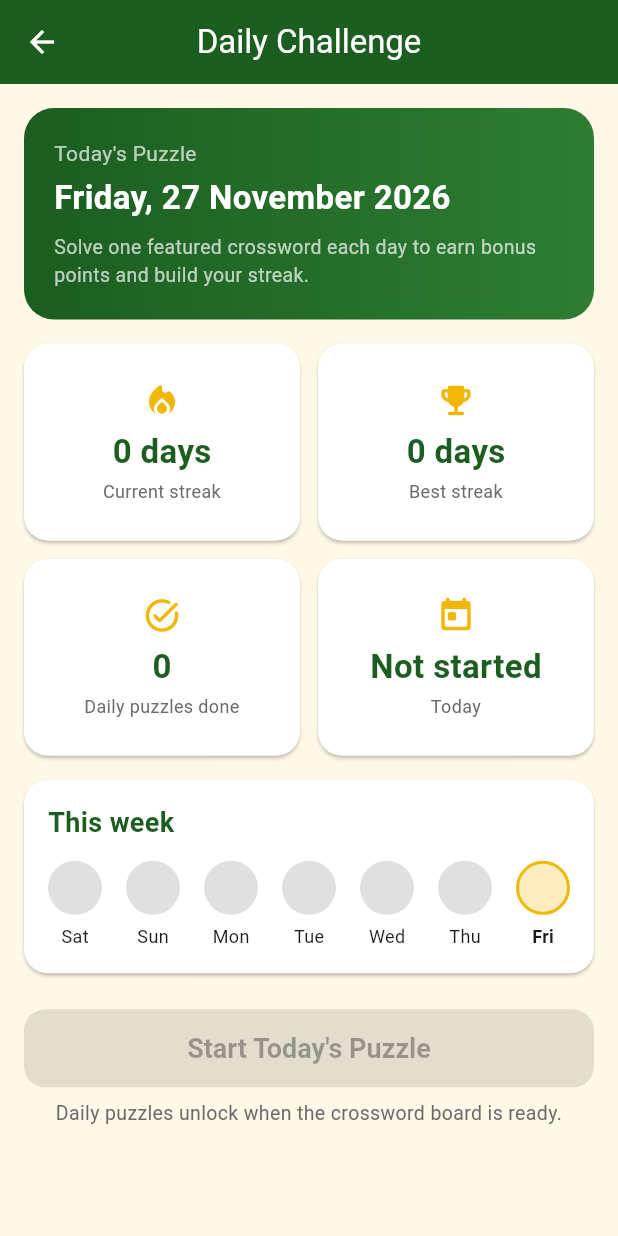
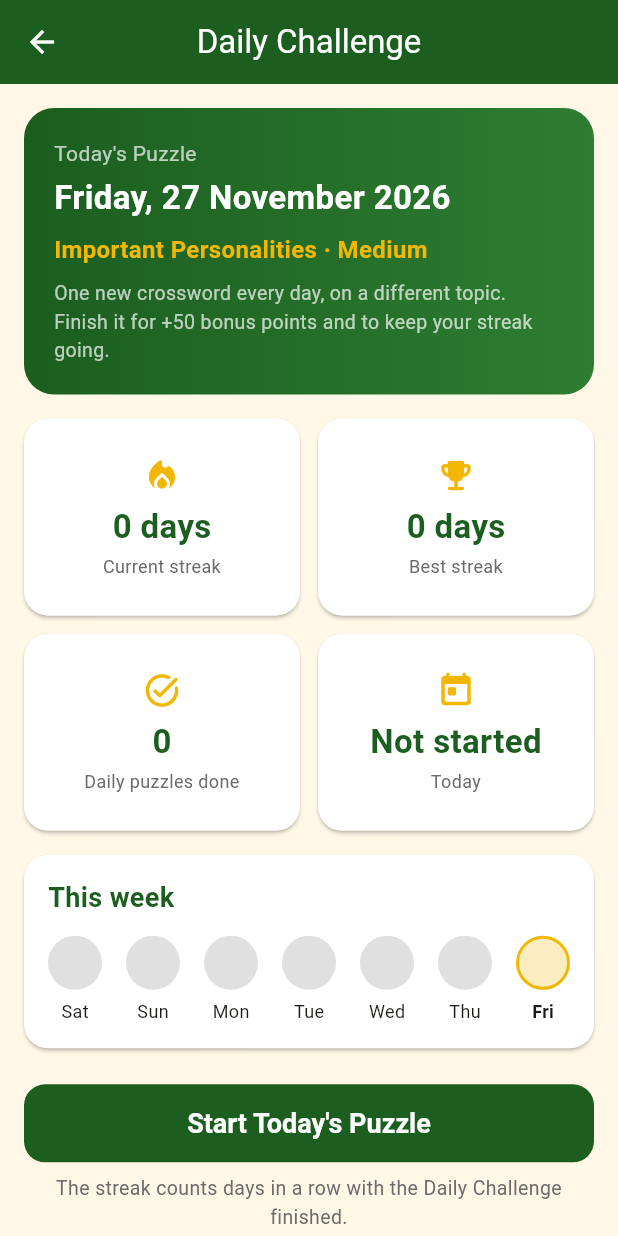
Before and after one commit to khems9p-coder/assam-crossword, a Flutter app: the DailyChallengeScreen screen opened by its route, on a phone screen of 412 x 824 dp. Run offline on Flutter 3.47's test engine with Material 3 defaults, Android fonts, the phone set to English and light mode, and no system bars; our stand-ins replace audioplayers, connectivity_plus, firebase_auth, firebase_core, material_ui, shared_preferences; accounts and stored records are empty.

Commit message:
Phase 10-11: daily challenge, streaks and achievements

```diff
--- a/lib/main.dart
+++ b/lib/main.dart
@@ -9,6 +9,7 @@ import 'screens/splash_screen.dart';
 import 'services/app_state.dart';
 import 'services/auth_service.dart';
 import 'services/connectivity_service.dart';
+import 'services/daily_service.dart';
 import 'services/local_store.dart';
 import 'services/sound_service.dart';
 import 'theme/app_theme.dart';
@@ -22,6 +23,7 @@ Future<void> main() async {
   try {
     await LocalStore.instance.init();
     await AppState.instance.loadFromDevice();
+    DailyService.refreshStreak();
   } catch (error) {
     debugPrint('Local storage not available: $error');
   }
--- a/lib/models/player_stats.dart
+++ b/lib/models/player_stats.dart
@@ -1,8 +1,8 @@
 import 'difficulty.dart';
 
 /// All of a player's numbers in one place.
-/// Every screen reads from this, so when gameplay updates it later
-/// (Phases 10-11) the screens fill in automatically.
+/// Every screen reads from this, so when gameplay updates it the screens
+/// fill in automatically.
 class PlayerStats {
   final int gamesPlayed;
   final int puzzlesCompleted;
@@ -16,6 +16,7 @@ class PlayerStats {
   final int bestStreak;
   final int dailyCompleted;
   final Map<String, int> completedByArea;
+  final Map<String, int> completedByTopic;
   final Map<Difficulty, int> completedByDifficulty;
   final Set<String> unlockedAchievements;
 
@@ -32,6 +33,7 @@ class PlayerStats {
     this.bestStreak = 0,
     this.dailyCompleted = 0,
     this.completedByArea = const {},
+    this.completedByTopic = const {},
     this.completedByDifficulty = const {},
     this.unlockedAchievements = const {},
   });
@@ -41,6 +43,44 @@ class PlayerStats {
 
   double? get accuracy =>
       totalAnswers == 0 ? null : correctAnswers / totalAnswers;
+
+  /// A copy with some numbers changed.
+  PlayerStats copyWith({
+    int? gamesPlayed,
+    int? puzzlesCompleted,
+    int? totalPoints,
+    int? level,
+    int? bestTimeSeconds,
+    int? totalTimeSeconds,
+    int? correctAnswers,
+    int? totalAnswers,
+    int? currentStreak,
+    int? bestStreak,
+    int? dailyCompleted,
+    Map<String, int>? completedByArea,
+    Map<String, int>? completedByTopic,
+    Map<Difficulty, int>? completedByDifficulty,
+    Set<String>? unlockedAchievements,
+  }) {
+    return PlayerStats(
+      gamesPlayed: gamesPlayed ?? this.gamesPlayed,
+      puzzlesCompleted: puzzlesCompleted ?? this.puzzlesCompleted,
+      totalPoints: totalPoints ?? this.totalPoints,
+      level: level ?? this.level,
+      bestTimeSeconds: bestTimeSeconds ?? this.bestTimeSeconds,
+      totalTimeSeconds: totalTimeSeconds ?? this.totalTimeSeconds,
+      correctAnswers: correctAnswers ?? this.correctAnswers,
+      totalAnswers: totalAnswers ?? this.totalAnswers,
+      currentStreak: currentStreak ?? this.currentStreak,
+      bestStreak: bestStreak ?? this.bestStreak,
+      dailyCompleted: dailyCompleted ?? this.dailyCompleted,
+      completedByArea: completedByArea ?? this.completedByArea,
+      completedByTopic: completedByTopic ?? this.completedByTopic,
+      completedByDifficulty:
+          completedByDifficulty ?? this.completedByDifficulty,
+      unlockedAchievements: unlockedAchievements ?? this.unlockedAchievements,
+    );
+  }
 
   Map<String, dynamic> toJson() {
     return {
@@ -56,6 +96,7 @@ class PlayerStats {
       'bestStreak': bestStreak,
       'dailyCompleted': dailyCompleted,
       'completedByArea': completedByArea,
+      'completedByTopic': completedByTopic,
       'completedByDifficulty': {
         for (final MapEntry<Difficulty, int> entry
             in completedByDifficulty.entries)
@@ -108,6 +149,7 @@ class PlayerStats {
       bestStreak: readInt('bestStreak'),
       dailyCompleted: readInt('dailyCompleted'),
       completedByArea: readIntMap(json['completedByArea']),
+      completedByTopic: readIntMap(json['completedByTopic']),
       completedByDifficulty: byDifficulty,
       unlockedAchievements: achievements is List
           ? achievements.whereType<String>().toSet()
--- a/lib/screens/daily_challenge_screen.dart
+++ b/lib/screens/daily_challenge_screen.dart
@@ -1,8 +1,11 @@
 import 'package:material_ui/material_ui.dart';
 
+import '../data/category_data.dart';
 import '../models/player_stats.dart';
 import '../services/app_state.dart';
+import '../services/daily_service.dart';
 import '../theme/app_theme.dart';
+import '../utils/app_routes.dart';
 import '../utils/helpers.dart';
 import '../widgets/stat_tile.dart';
 
@@ -11,17 +14,29 @@ class DailyChallengeScreen extends StatelessWidget {
 
   @override
   Widget build(BuildContext context) {
-    final DateTime now = DateTime.now();
-    final DateTime today = DateTime(now.year, now.month, now.day);
+    return Scaffold(
+      appBar: AppBar(title: const Text('Daily Challenge')),
+      // Rebuilds when stats change, e.g. after finishing today's puzzle.
+      body: ListenableBuilder(
+        listenable: AppState.instance,
+        builder: (context, _) => _buildBody(context),
+      ),
+    );
+  }
+
+  Widget _buildBody(BuildContext context) {
+    final DateTime today = DailyService.today();
     final PlayerStats stats = AppState.instance.stats;
+    final Set<String> done = DailyService.completedDates();
+    final bool doneToday = done.contains(DailyService.dateKey(today));
+    final int streak = DailyService.streak(done, today);
+    final Topic topic = DailyService.topicFor(today);
     final List<DateTime> lastWeek = List<DateTime>.generate(
       7,
-      (i) => today.subtract(Duration(days: 6 - i)),
+      (i) => DateTime(today.year, today.month, today.day - (6 - i)),
     );
 
-    return Scaffold(
-      appBar: AppBar(title: const Text('Daily Challenge')),
-      body: SingleChildScrollView(
+    return SingleChildScrollView(
       padding: const EdgeInsets.all(16),
       child: Center(
         child: ConstrainedBox(
@@ -57,9 +72,19 @@ class DailyChallengeScreen extends StatelessWidget {
                       ),
                     ),
                     const SizedBox(height: 8),
+                    Text(
+                      '${topic.name} · ${DailyService.difficulty.label}',
+                      style: const TextStyle(
+                        fontSize: 16,
+                        fontWeight: FontWeight.bold,
+                        color: AppColors.gold,
+                      ),
+                    ),
+                    const SizedBox(height: 8),
                     const Text(
-                        'Solve one featured crossword each day to earn bonus '
-                        'points and build your streak.',
+                      'One new crossword every day, on a different topic. '
+                      'Finish it for +50 bonus points and to keep your '
+                      'streak going.',
                       style: TextStyle(fontSize: 13, color: Colors.white70),
                     ),
                   ],
@@ -70,7 +95,7 @@ class DailyChallengeScreen extends StatelessWidget {
                 children: [
                   StatTile(
                     label: 'Current streak',
-                      value: '${stats.currentStreak} days',
+                    value: '$streak ${streak == 1 ? 'day' : 'days'}',
                     icon: Icons.local_fire_department_rounded,
                   ),
                   StatTile(
@@ -83,9 +108,9 @@ class DailyChallengeScreen extends StatelessWidget {
                     value: '${stats.dailyCompleted}',
                     icon: Icons.task_alt_rounded,
                   ),
-                    const StatTile(
+                  StatTile(
                     label: 'Today',
-                      value: 'Not started',
+                    value: doneToday ? 'Done ✓' : 'Not started',
                     icon: Icons.today_rounded,
                   ),
                 ],
@@ -106,7 +131,9 @@ class DailyChallengeScreen extends StatelessWidget {
                             _DayDot(
                               label: Helpers.shortWeekday(lastWeek[i]),
                               isToday: i == lastWeek.length - 1,
-                                done: false,
+                              done: done.contains(
+                                DailyService.dateKey(lastWeek[i]),
+                              ),
                             ),
                         ],
                       ),
@@ -115,18 +142,23 @@ class DailyChallengeScreen extends StatelessWidget {
                 ),
               ),
               const SizedBox(height: 24),
-                const FilledButton(
-                  onPressed: null,
-                  child: Text("Start Today's Puzzle"),
+              FilledButton(
+                onPressed: () =>
+                    Navigator.of(context).pushNamed(AppRoutes.dailyGame),
+                child: Text(
+                  doneToday ? 'Play Again' : "Start Today's Puzzle",
+                ),
               ),
               const SizedBox(height: 8),
-                const Text(
-                  'Daily puzzles unlock when the crossword board is ready.',
+              Text(
+                doneToday
+                    ? 'Well done! Come back tomorrow for a new puzzle.'
+                    : 'The streak counts days in a row with the Daily '
+                        'Challenge finished.',
                 textAlign: TextAlign.center,
-                  style: TextStyle(fontSize: 13, color: AppColors.grey),
+                style: const TextStyle(fontSize: 13, color: AppColors.grey),
               ),
             ],
-            ),
           ),
         ),
       ),
--- a/lib/services/local_store.dart
+++ b/lib/services/local_store.dart
@@ -14,6 +14,7 @@ class LocalStore {
   static const String keyStats = 'stats_v1';
   static const String keyPuzzles = 'puzzles_v1';
   static const String keyBestTimes = 'best_times_v1';
+  static const String keyDaily = 'daily_v1';
 
   static const List<String> _allKeys = [
     keySettings,
@@ -21,6 +22,7 @@ class LocalStore {
     keyStats,
     keyPuzzles,
     keyBestTimes,
+    keyDaily,
   ];
 
   SharedPreferences? _prefs;
--- a/lib/utils/app_routes.dart
+++ b/lib/utils/app_routes.dart
@@ -26,6 +26,7 @@ class AppRoutes {
   static const String category = '/category';
   static const String difficulty = '/difficulty';
   static const String game = '/game';
+  static const String dailyGame = '/daily-game';
   static const String dailyChallenge = '/daily-challenge';
   static const String progress = '/progress';
   static const String achievements = '/achievements';
@@ -46,6 +47,7 @@ class AppRoutes {
     category: (_) => const CategoryScreen(),
     difficulty: (_) => const DifficultyScreen(),
     game: (_) => const GameScreen(),
+    dailyGame: (_) => const GameScreen(daily: true),
     dailyChallenge: (_) => const DailyChallengeScreen(),
     progress: (_) => const ProgressScreen(),
     achievements: (_) => const AchievementScreen(),
```
Also changed, not shown: lib/screens/game_screen.dart (+23 -7 lines), lib/screens/home_screen.dart (+14 -6 lines), lib/services/achievement_service.dart (added, +46 -0 lines), lib/services/daily_service.dart (added, +116 -0 lines), lib/services/score_service.dart (+82 -21 lines), lib/widgets/celebration_dialog.dart (+52 -6 lines), 1 other file. Lines whose indentation alone changed are shown as unchanged.
